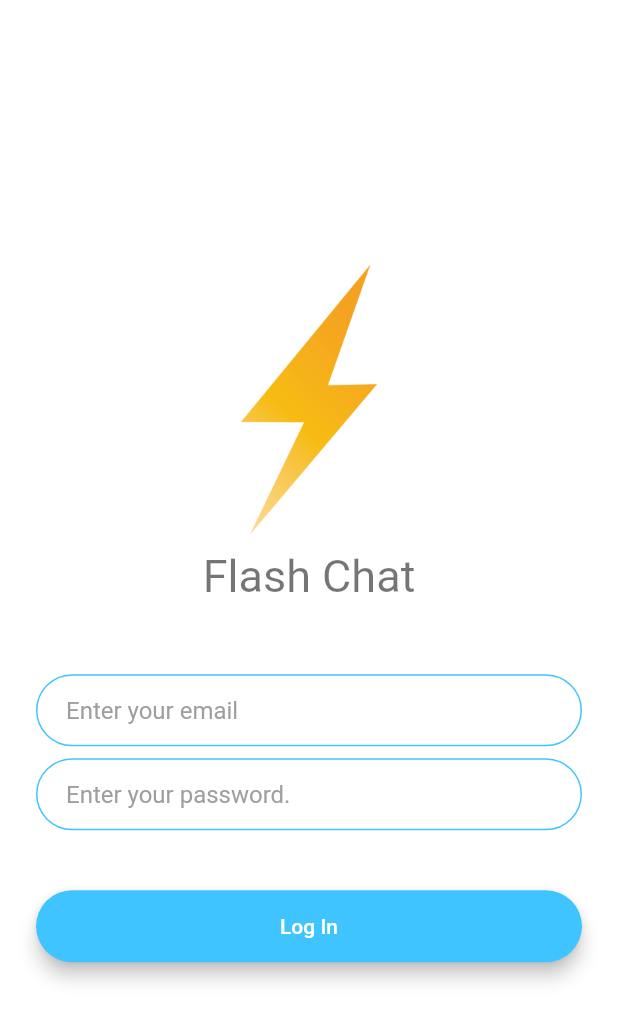
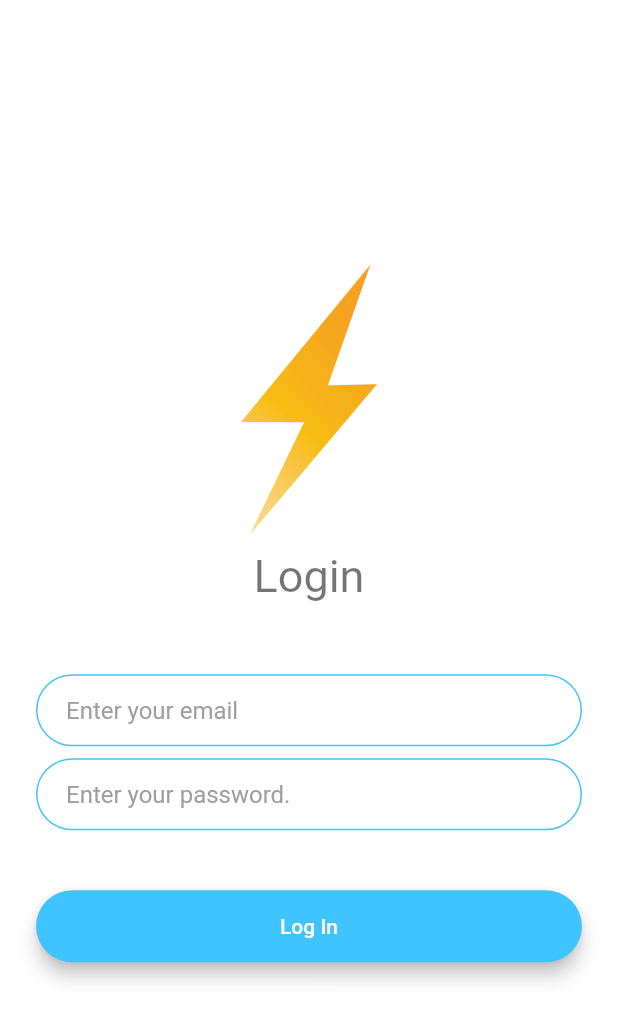
Before and after one commit to sahunitin023/flash_chat, a Flutter app: the screen it shows after launch, after a tap on "Log In", on a phone screen of 412 x 824 dp. Shown: the top 1021 px of the screen. Run offline on Flutter 3.47's test engine with Material 2 defaults, Android fonts, the phone set to English and light mode, and no system bars; our stand-ins replace google_fonts.

Commit message:
Added Animations

```diff
--- a/lib/screens/chat_screen.dart
+++ b/lib/screens/chat_screen.dart
@@ -4,7 +4,7 @@ import 'package:flutter/material.dart';
 import 'package:flash_chat/constants.dart';
 
 class ChatScreen extends StatefulWidget {
-  static String id = 'chat_screen';
+  static const String id = 'chat_screen';
   const ChatScreen({Key? key}) : super(key: key);
 
   @override
--- a/lib/screens/login_screen.dart
+++ b/lib/screens/login_screen.dart
@@ -4,7 +4,7 @@ import 'package:flutter/material.dart';
 import 'package:google_fonts/google_fonts.dart';
 
 class LoginScreen extends StatefulWidget {
-  static String id = 'login_screen';
+  static const String id = 'login_screen';
   const LoginScreen({Key? key}) : super(key: key);
 
   @override
@@ -22,12 +22,15 @@ class _LoginScreenState extends State<LoginScreen> {
           mainAxisAlignment: MainAxisAlignment.center,
           crossAxisAlignment: CrossAxisAlignment.stretch,
           children: <Widget>[
-            SizedBox(
-              height: 200.0,
-              child: Image.asset('images/logo.png'),
+            Hero(
+              tag: 'logo',
+              child: SizedBox(
+                height: 200.0,
+                child: Image.asset('images/logo.png'),
+              ),
             ),
             Text(
-              'Flash Chat',
+              'Login',
               textAlign: TextAlign.center,
               style: GoogleFonts.rammettoOne(
                 textStyle: const TextStyle(
--- a/lib/screens/welcome_screen.dart
+++ b/lib/screens/welcome_screen.dart
@@ -4,18 +4,36 @@ import 'package:flutter/material.dart';
 import 'package:google_fonts/google_fonts.dart';
 
 class WelcomeScreen extends StatefulWidget {
-  static String id = 'welcome_screen';
+  static const String id = 'welcome_screen';
   const WelcomeScreen({Key? key}) : super(key: key);
 
   @override
   _WelcomeScreenState createState() => _WelcomeScreenState();
 }
 
-class _WelcomeScreenState extends State<WelcomeScreen> {
+class _WelcomeScreenState extends State<WelcomeScreen>
+    with SingleTickerProviderStateMixin {
+  late AnimationController controller;
+  late Animation animation;
+  @override
+  void initState() {
+    super.initState();
+    controller = AnimationController(
+      vsync: this,
+      duration: const Duration(seconds: 1),
+    );
+    animation = ColorTween(begin: Colors.blueGrey, end: Colors.white)
+        .animate(controller);
+    controller.forward();
+    controller.addListener(() {
+      setState(() {});
+    });
+  }
+
   @override
   Widget build(BuildContext context) {
     return Scaffold(
-      backgroundColor: Colors.white,
+      backgroundColor: animation.value,
       body: Padding(
         padding: const EdgeInsets.symmetric(horizontal: 24.0),
         child: Column(
@@ -24,15 +42,21 @@ class _WelcomeScreenState extends State<WelcomeScreen> {
           children: <Widget>[
             Row(
               children: <Widget>[
-                SizedBox(
+                Hero(
+                  tag: 'logo',
+                  child: SizedBox(
                     height: 60.0,
                     child: Image.asset('images/logo.png'),
                   ),
-                Text(
+                ),
+                Hero(
+                  tag: 'title',
+                  child: Text(
                     'Flash Chat',
                     style: GoogleFonts.rammettoOne(
                       textStyle: const TextStyle(
                         fontSize: 35.0,
+                      ),
                     ),
                   ),
                 ),
```
Also changed, not shown: lib/screens/registration_screen.dart (+8 -5 lines). Lines whose indentation alone changed are shown as unchanged.
